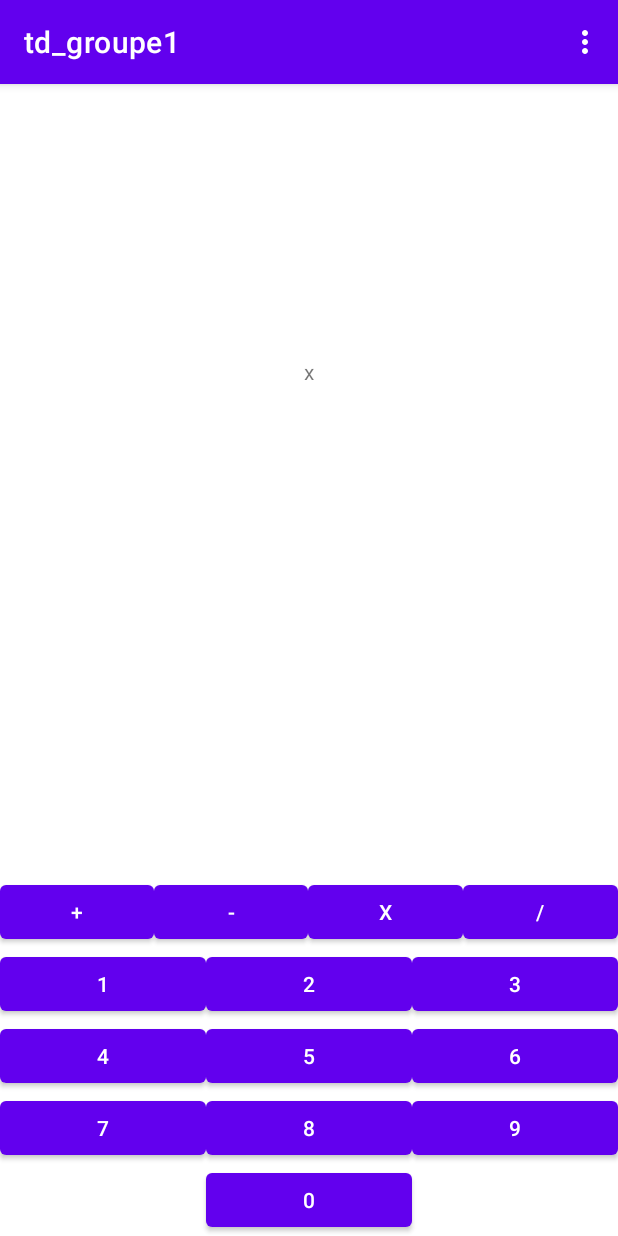
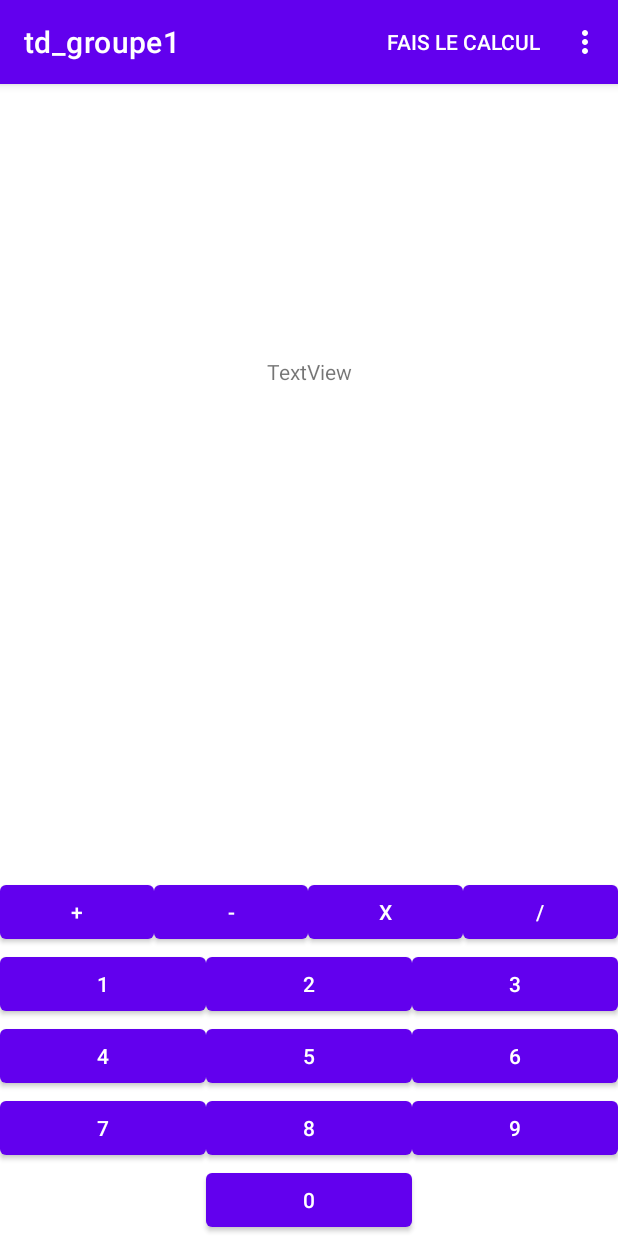
Before and after one commit to GerardJerome/td_groupe1, an Android app: the CalculActivity screen opened directly, with no data from a screen before it, after a tap on an icon or button, on a phone screen of 412 x 824 dp. Run offline under Robolectric (Android 15) with nearby library versions, the phone set to English and light mode, and no system bars.

Commit message:
seance 01/03

```diff
--- a/app/src/main/AndroidManifest.xml
+++ b/app/src/main/AndroidManifest.xml
@@ -11,6 +11,9 @@
         android:supportsRtl="true"
         android:theme="@style/Theme.Td_groupe1"
         tools:targetApi="31">
+        <activity
+            android:name=".ResultatActivity"
+            android:exported="false" />
         <activity
             android:name=".CalculActivity"
             android:exported="false" />
--- a/app/src/main/java/com/example/td_groupe1/CalculActivity.java
+++ b/app/src/main/java/com/example/td_groupe1/CalculActivity.java
@@ -2,16 +2,24 @@ package com.example.td_groupe1;
 
 import androidx.appcompat.app.AppCompatActivity;
 
+import android.content.Intent;
 import android.os.Bundle;
 import android.view.Menu;
 import android.view.MenuInflater;
 import android.view.MenuItem;
 import android.widget.Button;
 import android.widget.TextView;
+import android.widget.Toast;
+
+import com.example.td_groupe1.enums.TypeOperationEnum;
+
+import java.util.regex.Pattern;
 
 public class CalculActivity extends AppCompatActivity {
 
-    private String calcul ="";
+    private String calcul = "";
+
+    private Integer compteurTaille = 0;
     private TextView textViewCalcul;
     private Button buttonOne;
     private Button buttonTwo;
@@ -34,41 +42,106 @@ public class CalculActivity extends AppCompatActivity {
         setContentView(R.layout.activity_calcul);
         textViewCalcul = findViewById(R.id.textViewCalcul);
         buttonOne = findViewById(R.id.button_1);
-        buttonOne.setOnClickListener(view -> ajouterCharactere("1"));
+        buttonOne.setOnClickListener(view -> ajouterNombre("1"));
         buttonTwo = findViewById(R.id.button_2);
-        buttonTwo.setOnClickListener(view -> ajouterCharactere("2"));
+        buttonTwo.setOnClickListener(view -> ajouterNombre("2"));
         buttonThree = findViewById(R.id.button_3);
-        buttonThree.setOnClickListener(view -> ajouterCharactere("3"));
+        buttonThree.setOnClickListener(view -> ajouterNombre("3"));
         buttonFour = findViewById(R.id.button_4);
-        buttonFour.setOnClickListener(view -> ajouterCharactere("4"));
+        buttonFour.setOnClickListener(view -> ajouterNombre("4"));
         buttonFive = findViewById(R.id.button_5);
-        buttonFive.setOnClickListener(view -> ajouterCharactere("5"));
+        buttonFive.setOnClickListener(view -> ajouterNombre("5"));
         buttonSix = findViewById(R.id.button_6);
-        buttonSix.setOnClickListener(view -> ajouterCharactere("6"));
+        buttonSix.setOnClickListener(view -> ajouterNombre("6"));
         buttonSeven = findViewById(R.id.button_7);
-        buttonSeven.setOnClickListener(view -> ajouterCharactere("7"));
+        buttonSeven.setOnClickListener(view -> ajouterNombre("7"));
         buttonEight = findViewById(R.id.button_8);
-        buttonEight.setOnClickListener(view -> ajouterCharactere("8"));
+        buttonEight.setOnClickListener(view -> ajouterNombre("8"));
         buttonNine = findViewById(R.id.button_9);
-        buttonNine.setOnClickListener(view -> ajouterCharactere("9"));
+        buttonNine.setOnClickListener(view -> ajouterNombre("9"));
         buttonPlus = findViewById(R.id.button_plus);
-        buttonPlus.setOnClickListener(view -> ajouterCharactere(" + "));
+        buttonPlus.setOnClickListener(view -> ajouterSymbole(TypeOperationEnum.ADD.getSymbole()));
         buttonSubstract = findViewById(R.id.button_substract);
-        buttonSubstract.setOnClickListener(view -> ajouterCharactere(" - "));
+        buttonSubstract.setOnClickListener(view -> ajouterSymbole(TypeOperationEnum.SUBSTRACT.getSymbole()));
         buttonDivide = findViewById(R.id.button_divide);
-        buttonDivide.setOnClickListener(view -> ajouterCharactere(" / "));
+        buttonDivide.setOnClickListener(view -> ajouterSymbole(TypeOperationEnum.DIVIDE.getSymbole()));
         buttonMultiply = findViewById(R.id.button_multiply);
-        buttonMultiply.setOnClickListener(view -> ajouterCharactere(" x "));
+        buttonMultiply.setOnClickListener(view -> ajouterSymbole(TypeOperationEnum.MULTIPLY.getSymbole()));
         buttonZero = findViewById(R.id.button_0);
         buttonZero.setOnClickListener(view -> ajouterCharactere("0"));
 
 
-
     }
 
-    private boolean ajouterCharactere(String charactereAAjouter){
-        calcul+=charactereAAjouter;
+    private boolean ajouterSymbole(String symbole) {
+        if (TypeOperationEnum.isSymboleAlreadyPresent(calcul)) {
+            Toast.makeText(this, getString(R.string.ERROR_SYMBOL), Toast.LENGTH_LONG).show();
+        } else if (calcul.isEmpty()) {
+            Toast.makeText(this, getString(R.string.ERROR_EMPTY_CALCUL), Toast.LENGTH_LONG).show();
+        } else {
+            compteurTaille = 0;
+            ajouterCharactere(symbole);
+        }
+        return true;
+    }
+
+    private boolean ajouterCharactere(String charactereAAjouter) {
+        calcul += charactereAAjouter;
         textViewCalcul.setText(calcul);
+        return true;
+    }
+
+    private boolean ajouterNombre(String nombre) {
+        if (compteurTaille >= 4) {
+            Toast.makeText(this, getString(R.string.ERROR_TOO_LONG), Toast.LENGTH_LONG).show();
+        } else {
+            compteurTaille++;
+            ajouterCharactere(nombre);
+        }
+        return true;
+    }
+
+    private boolean verifieLeCalcul(String calcul) {
+        return !calcul.isEmpty()
+                && TypeOperationEnum.isSymboleAlreadyPresent
+                (String.valueOf(calcul.trim().charAt(calcul.trim().length() - 1)));
+    }
+
+    private boolean faisLeCalcul(String calcul) {
+        Integer result;
+        String[] termeCalcul;
+        if (verifieLeCalcul(calcul)) {
+            switch (TypeOperationEnum.wichOneInTheString(calcul)) {
+                case ADD:
+                    termeCalcul = calcul.split(Pattern.quote(TypeOperationEnum.ADD.getSymbole()));
+                    result = Integer.parseInt(termeCalcul[0]) + Integer.parseInt(termeCalcul[1]);
+                    break;
+                case DIVIDE:
+                    termeCalcul = calcul.split(TypeOperationEnum.DIVIDE.getSymbole());
+                    if (!(Integer.parseInt(termeCalcul[1]) == 0)) {
+                        result = Integer.parseInt(termeCalcul[0]) / Integer.parseInt(termeCalcul[1]);
+                    } else {
+                        Toast.makeText(this, getString(R.string.DIVIDE_ZERO), Toast.LENGTH_LONG).show();
+                    }
+                    break;
+                case MULTIPLY:
+                    termeCalcul = calcul.split(TypeOperationEnum.MULTIPLY.getSymbole());
+                    result = Integer.parseInt(termeCalcul[0]) * Integer.parseInt(termeCalcul[1]);
+                    break;
+                case SUBSTRACT:
+                    termeCalcul = calcul.split(TypeOperationEnum.SUBSTRACT.getSymbole());
+                    result = Integer.parseInt(termeCalcul[0]) - Integer.parseInt(termeCalcul[1]);
+                    break;
+                default:
+                    break;
+            }
+        } else {
+            Toast.makeText(this,getString(R.string.BAD_CALCUL),Toast.LENGTH_LONG).show();
+            return true;
+        }
+
+        Intent intent = new Intent(this, ResultatActivity.class);
+        startActivity(intent);
         return true;
     }
 
@@ -81,8 +154,12 @@ public class CalculActivity extends AppCompatActivity {
         boutonNetoyer.setOnMenuItemClickListener(view -> {
             calcul = "";
             textViewCalcul.setText("");
+            compteurTaille = 0;
             return true;
         });
+
+        MenuItem boutonCalcul = menu.findItem(R.id.toolbar_calcul);
+        boutonCalcul.setOnMenuItemClickListener(view -> faisLeCalcul(calcul));
         return super.onCreateOptionsMenu(menu);
     }
 }
--- /dev/null
+++ b/app/src/main/java/com/example/td_groupe1/enums/TypeOperationEnum.java
@@ -0,0 +1,41 @@
+package com.example.td_groupe1.enums;
+
+public enum TypeOperationEnum {
+    ADD(" + "),
+    SUBSTRACT(" - "),
+    MULTIPLY(" x "),
+    DIVIDE(" / "),
+    ERROR("ERROR")
+    ;
+
+    private String symbole;
+
+
+    TypeOperationEnum(String symbole) {
+        this.symbole = symbole;
+    }
+
+
+    public String getSymbole() {
+        return symbole;
+    }
+
+    public static  Boolean isSymboleAlreadyPresent(String calcul){
+        for(TypeOperationEnum key : values()){
+            if(calcul.trim().contains(key.getSymbole().trim())){
+                return true;
+            }
+        }
+        return false;
+    }
+
+    public static TypeOperationEnum wichOneInTheString(String calcul){
+        for(TypeOperationEnum key : values()){
+            if(calcul.trim().contains(key.getSymbole().trim())){
+                return key;
+            }
+        }
+        return TypeOperationEnum.ERROR;
+    }
+
+}
--- a/app/src/main/res/menu/toolbar.xml
+++ b/app/src/main/res/menu/toolbar.xml
@@ -4,4 +4,8 @@
     <item
         android:id="@+id/toolbar_nettoyer"
         android:title="@string/toolbar_nettoyer_text" />
+    <item
+        android:id="@+id/toolbar_calcul"
+        android:title="@string/toolbar_calcul"
+        app:showAsAction="always"/>
 </menu>
--- a/app/src/main/res/values/strings.xml
+++ b/app/src/main/res/values/strings.xml
@@ -13,8 +13,14 @@
     <string name="button_9_text" translatable="false">9</string>
     <string name="button_0_text" translatable="false">0</string>
     <string name="button_plus_text" translatable="false">+</string>
-    <string name ="button_substract_text" translatable="false">-</string>
+    <string name="button_substract_text" translatable="false">-</string>
     <string name="button_divide_text" translatable="false">/</string>
     <string name="button_multiply_text" translatable="false">x</string>
-    <string name= "toolbar_nettoyer_text"> Nettoyer</string>
+    <string name="toolbar_nettoyer_text"> Nettoyer</string>
+    <string name="toolbar_calcul"> Fais le calcul</string>
+    <string name="ERROR_SYMBOL">Il y déjà un symbole dans le calcul</string>
+    <string name="ERROR_EMPTY_CALCUL"> Le calcul est vide</string>
+    <string name="ERROR_TOO_LONG"> Le terme ne peut pas depasser 9999</string>
+    <string name="DIVIDE_ZERO">Tu fais une division par zero</string>
+    <string name="BAD_CALCUL">Calcul malformé</string>
 </resources>
```
Also changed, not shown: app/src/main/java/com/example/td_groupe1/ResultatActivity.java (added, +14 -0 lines), app/src/main/res/layout/activity_resultat.xml (added, +26 -0 lines), 1 other file.
